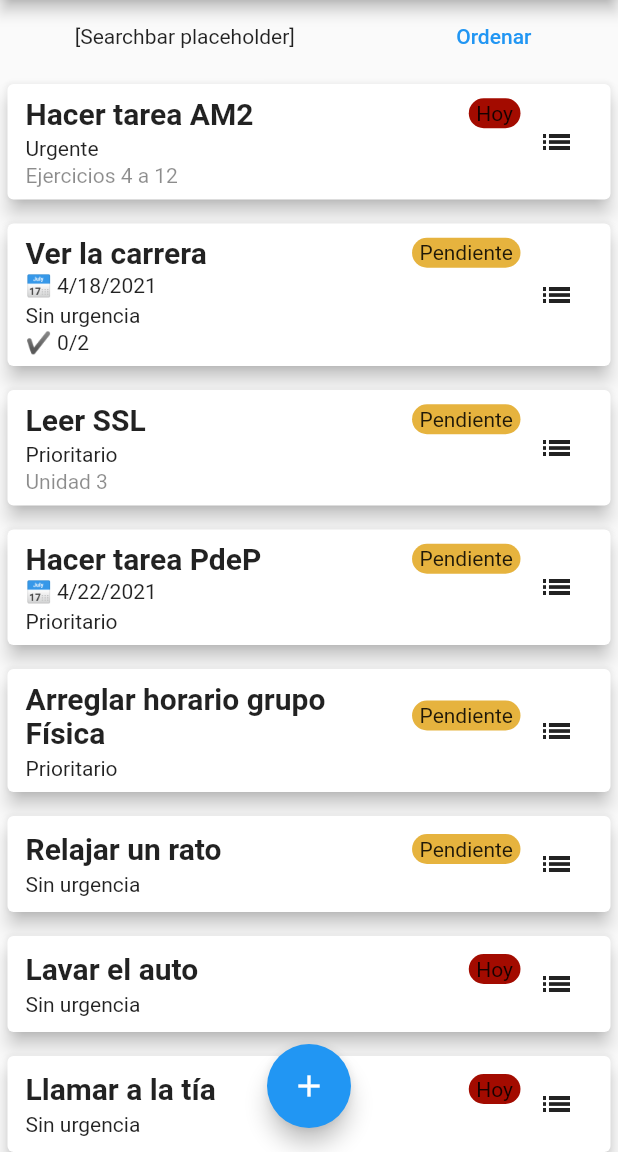
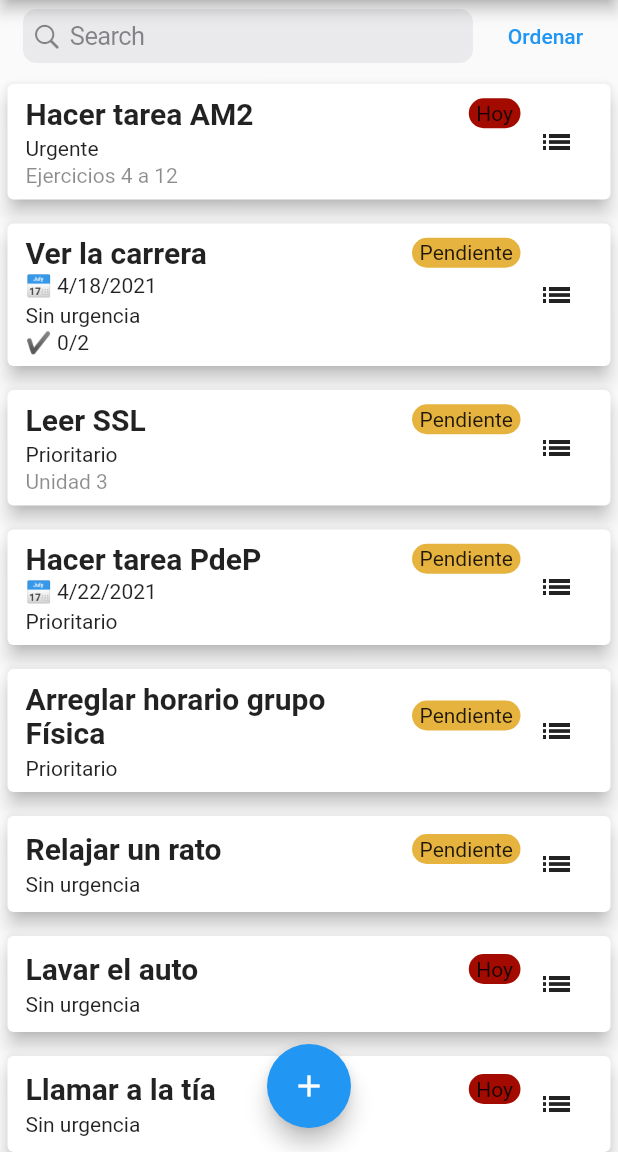
Before and after one commit to Matias-Rossi/todo_one, a Flutter app: the screen it shows after launch, on a phone screen of 412 x 824 dp, the part 84-1236 px from its top. Run offline on Flutter 3.47's test engine with Material 2 defaults, Android fonts, the light colour scheme and no system bars; drawn by our look-alikes of flutter_slidable.

Commit message:
Searchbar placeholder updated

```diff
--- a/lib/widgets/search_sort_bar.dart
+++ b/lib/widgets/search_sort_bar.dart
@@ -1,10 +1,21 @@
 import 'package:flutter/material.dart';
+import 'package:flutter/cupertino.dart';
 
-class SearchBar extends StatelessWidget {
+class SearchBar extends StatefulWidget {
+  @override
+  _SearchBarState createState() => _SearchBarState();
+}
+
+class _SearchBarState extends State<SearchBar> {
   @override
   Widget build(BuildContext context) {
     return Container(
-      child: Text("[Searchbar placeholder]"),
+      width: 300,
+      //child: Text("[Searchbar placeholder]"),
+      child: CupertinoSearchTextField(
+        onChanged: (value) {},
+        onSubmitted: (value) {},
+      ),
     );
   }
 }
@@ -32,7 +43,7 @@ class SearchSortBar extends StatelessWidget {
           _searchBar,
           _sortButton,
         ],
-        mainAxisAlignment: MainAxisAlignment.spaceAround,
+        mainAxisAlignment: MainAxisAlignment.spaceEvenly,
       ),
     );
   }
```
